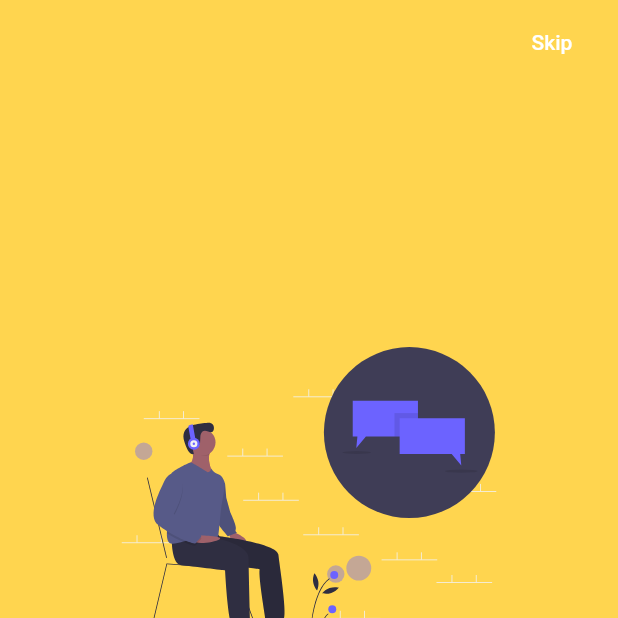
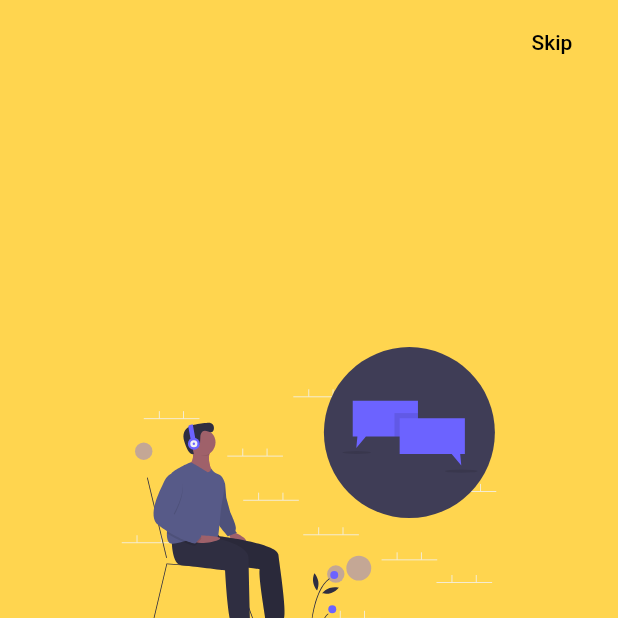
Before and after one commit to rubenshibu/BookMark, a Flutter app: the screen it shows after launch, on a phone screen of 412 x 824 dp, the top half of it. Run offline on Flutter 3.47's test engine with Material 2 defaults, Android fonts, the phone set to English and light mode, and no system bars; our stand-ins replace flutter_svg.

```diff
--- a/lib/screens/landing_page.dart
+++ b/lib/screens/landing_page.dart
@@ -17,10 +17,9 @@ class _LandingPageState extends State<LandingPage> {
           FlatButton(
             onPressed: () {},
             child: Text('Skip'),
-            hoverColor: Colors.white24,
-            shape: StadiumBorder(),
+            // shape: StadiumBorder(),
             color: Colors.amber[300],
-            textColor: Colors.white,
+            textColor: Colors.black,
           ),
         ],
       ),
```
Also changed, not shown: 4 other files.
